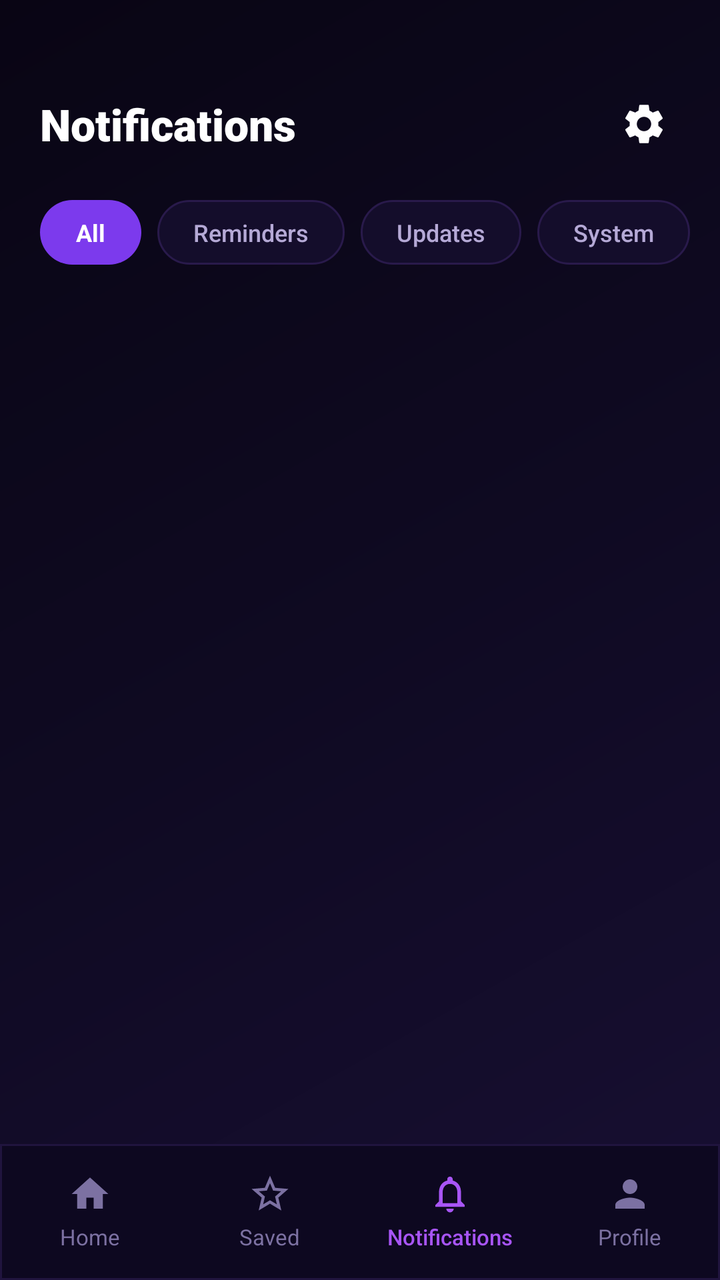
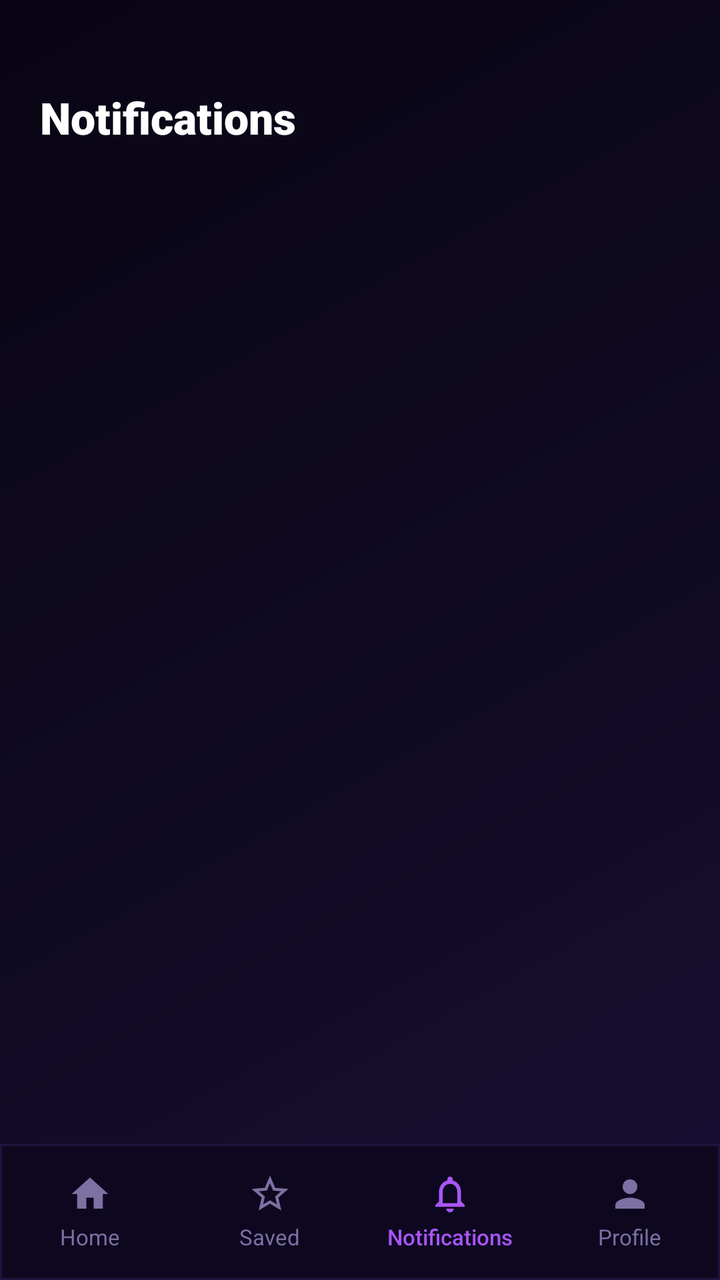

The first picture is an Android layout as it rendered before a commit; the second is the same layout after the commit. The layout source and the unified diff follow.
<!-- AndroidManifest.xml: application theme Theme.PaperPath -->
<!-- res/layout/activity_notifications.xml -->
<?xml version="1.0" encoding="utf-8"?>
<androidx.constraintlayout.widget.ConstraintLayout xmlns:android="http://schemas.android.com/apk/res/android"
    xmlns:app="http://schemas.android.com/apk/res-auto"
    xmlns:tools="http://schemas.android.com/tools"
    android:id="@+id/notificationsRoot"
    android:layout_width="match_parent"
    android:layout_height="match_parent"
    android:background="@drawable/bg_dark_gradient">

    
    <androidx.constraintlayout.widget.ConstraintLayout
        android:id="@+id/layoutNotifTopBar"
        android:layout_width="match_parent"
        android:layout_height="wrap_content"
        android:paddingStart="20dp"
        android:paddingTop="44dp"
        android:paddingEnd="20dp"
        android:paddingBottom="12dp"
        app:layout_constraintEnd_toEndOf="parent"
        app:layout_constraintStart_toStartOf="parent"
        app:layout_constraintTop_toTopOf="parent">

        <TextView
            android:id="@+id/tvNotifHeaderTitle"
            android:layout_width="wrap_content"
            android:layout_height="wrap_content"
            android:fontFamily="sans-serif-black"
            android:text="@string/notifications_title"
            android:textColor="@color/text_white"
            android:textSize="22sp"
            android:textStyle="bold"
            app:layout_constraintBottom_toBottomOf="parent"
            app:layout_constraintStart_toStartOf="parent"
            app:layout_constraintTop_toTopOf="parent" />

        <ImageView
            android:id="@+id/btnNotifSettings"
            android:layout_width="36dp"
            android:layout_height="36dp"
            android:background="?attr/selectableItemBackgroundBorderless"
            android:contentDescription="@string/menu_settings"
            android:padding="6dp"
            android:src="@drawable/ic_settings"
            app:layout_constraintBottom_toBottomOf="parent"
            app:layout_constraintEnd_toEndOf="parent"
            app:layout_constraintTop_toTopOf="parent"
            app:tint="@color/text_white" />

    </androidx.constraintlayout.widget.ConstraintLayout>

    
    <HorizontalScrollView
        android:id="@+id/scrollNotifTabs"
        android:layout_width="match_parent"
        android:layout_height="wrap_content"
        android:clipToPadding="false"
        android:paddingStart="20dp"
        android:paddingTop="8dp"
        android:paddingEnd="20dp"
        android:paddingBottom="12dp"
        android:scrollbars="none"
        app:layout_constraintTop_toBottomOf="@+id/layoutNotifTopBar">

        <LinearLayout
            android:layout_width="wrap_content"
            android:layout_height="wrap_content"
            android:orientation="horizontal">

            <TextView
                android:id="@+id/tabNotifAll"
                android:layout_width="wrap_content"
                android:layout_height="wrap_content"
                android:background="@drawable/bg_tab_pill_active"
                android:clickable="true"
                android:focusable="true"
                android:fontFamily="sans-serif-bold"
                android:paddingStart="18dp"
                android:paddingTop="8dp"
                android:paddingEnd="18dp"
                android:paddingBottom="8dp"
                android:text="@string/cat_all"
                android:textColor="@color/text_white"
                android:textSize="12sp"
                android:textStyle="bold" />

            <TextView
                android:id="@+id/tabNotifReminders"
                android:layout_width="wrap_content"
                android:layout_height="wrap_content"
                android:layout_marginStart="8dp"
                android:background="@drawable/bg_tab_pill_inactive"
                android:clickable="true"
                android:focusable="true"
                android:fontFamily="sans-serif-medium"
                android:paddingStart="18dp"
                android:paddingTop="8dp"
                android:paddingEnd="18dp"
                android:paddingBottom="8dp"
                android:text="@string/tab_reminders"
                android:textColor="@color/text_secondary"
                android:textSize="12sp" />

            <TextView
                android:id="@+id/tabNotifUpdates"
                android:layout_width="wrap_content"
                android:layout_height="wrap_content"
                android:layout_marginStart="8dp"
                android:background="@drawable/bg_tab_pill_inactive"
                android:clickable="true"
                android:focusable="true"
                android:fontFamily="sans-serif-medium"
                android:paddingStart="18dp"
                android:paddingTop="8dp"
                android:paddingEnd="18dp"
                android:paddingBottom="8dp"
                android:text="@string/tab_updates"
                android:textColor="@color/text_secondary"
                android:textSize="12sp" />

            <TextView
                android:id="@+id/tabNotifSystem"
                android:layout_width="wrap_content"
                android:layout_height="wrap_content"
                android:layout_marginStart="8dp"
                android:background="@drawable/bg_tab_pill_inactive"
                android:clickable="true"
                android:focusable="true"
                android:fontFamily="sans-serif-medium"
                android:paddingStart="18dp"
                android:paddingTop="8dp"
                android:paddingEnd="18dp"
                android:paddingBottom="8dp"
                android:text="@string/tab_system"
                android:textColor="@color/text_secondary"
                android:textSize="12sp" />

        </LinearLayout>
    </HorizontalScrollView>

    
    <androidx.recyclerview.widget.RecyclerView
        android:id="@+id/rvNotifications"
        android:layout_width="match_parent"
        android:layout_height="0dp"
        android:clipToPadding="false"
        android:paddingStart="20dp"
        android:paddingTop="4dp"
        android:paddingEnd="20dp"
        android:paddingBottom="16dp"
        app:layout_constraintBottom_toTopOf="@+id/layoutBottomNavNotif"
        app:layout_constraintTop_toBottomOf="@+id/scrollNotifTabs"
        tools:listitem="@layout/item_notification" />

    
    <LinearLayout
        android:id="@+id/layoutBottomNavNotif"
        android:layout_width="match_parent"
        android:layout_height="68dp"
        android:background="@drawable/bg_bottom_nav"
        android:gravity="center_vertical"
        android:orientation="horizontal"
        app:layout_constraintBottom_toBottomOf="parent"
        app:layout_constraintEnd_toEndOf="parent"
        app:layout_constraintStart_toStartOf="parent">

        
        <LinearLayout
            android:id="@+id/navTabHome"
            android:layout_width="0dp"
            android:layout_height="match_parent"
            android:layout_weight="1"
            android:clickable="true"
            android:focusable="true"
            android:gravity="center"
            android:orientation="vertical">

            <ImageView
                android:layout_width="22dp"
                android:layout_height="22dp"
                android:contentDescription="@string/nav_tab_home"
                android:src="@drawable/ic_home"
                app:tint="@color/text_muted" />

            <TextView
                android:layout_width="wrap_content"
                android:layout_height="wrap_content"
                android:layout_marginTop="3dp"
                android:fontFamily="sans-serif"
                android:text="@string/nav_tab_home"
                android:textColor="@color/text_muted"
                android:textSize="11sp" />
        </LinearLayout>

        
        <LinearLayout
            android:id="@+id/navTabSaved"
            android:layout_width="0dp"
            android:layout_height="match_parent"
            android:layout_weight="1"
            android:clickable="true"
            android:focusable="true"
            android:gravity="center"
            android:orientation="vertical">

            <ImageView
                android:layout_width="22dp"
                android:layout_height="22dp"
                android:contentDescription="@string/nav_tab_saved"
                android:src="@drawable/ic_bookmark_star"
                app:tint="@color/text_muted" />

            <TextView
                android:layout_width="wrap_content"
                android:layout_height="wrap_content"
                android:layout_marginTop="3dp"
                android:fontFamily="sans-serif"
                android:text="@string/nav_tab_saved"
                android:textColor="@color/text_muted"
                android:textSize="11sp" />
        </LinearLayout>

        
        <LinearLayout
            android:id="@+id/navTabNotifications"
            android:layout_width="0dp"
            android:layout_height="match_parent"
            android:layout_weight="1"
            android:clickable="true"
            android:focusable="true"
            android:gravity="center"
            android:orientation="vertical">

            <ImageView
                android:layout_width="22dp"
                android:layout_height="22dp"
                android:contentDescription="@string/nav_tab_notifications"
                android:src="@drawable/ic_bell"
                app:tint="@color/gradient_purple_start" />

            <TextView
                android:layout_width="wrap_content"
                android:layout_height="wrap_content"
                android:layout_marginTop="3dp"
                android:fontFamily="sans-serif-medium"
                android:text="@string/nav_tab_notifications"
                android:textColor="@color/gradient_purple_start"
                android:textSize="11sp" />
        </LinearLayout>

        
        <LinearLayout
            android:id="@+id/navTabProfile"
            android:layout_width="0dp"
            android:layout_height="match_parent"
            android:layout_weight="1"
            android:clickable="true"
            android:focusable="true"
            android:gravity="center"
            android:orientation="vertical">

            <ImageView
                android:layout_width="22dp"
                android:layout_height="22dp"
                android:contentDescription="@string/nav_tab_profile"
                android:src="@drawable/ic_user"
                app:tint="@color/text_muted" />

            <TextView
                android:layout_width="wrap_content"
                android:layout_height="wrap_content"
                android:layout_marginTop="3dp"
                android:fontFamily="sans-serif"
                android:text="@string/nav_tab_profile"
                android:textColor="@color/text_muted"
                android:textSize="11sp" />
        </LinearLayout>

    </LinearLayout>

</androidx.constraintlayout.widget.ConstraintLayout>
<!-- res/layout/item_notification.xml (included above) -->
<?xml version="1.0" encoding="utf-8"?>
<com.google.android.material.card.MaterialCardView xmlns:android="http://schemas.android.com/apk/res/android"
    xmlns:app="http://schemas.android.com/apk/res-auto"
    xmlns:tools="http://schemas.android.com/tools"
    android:id="@+id/cardNotification"
    android:layout_width="match_parent"
    android:layout_height="wrap_content"
    android:layout_marginBottom="12dp"
    android:clickable="true"
    android:focusable="true"
    app:cardBackgroundColor="@color/bg_card_dark"
    app:cardCornerRadius="16dp"
    app:cardElevation="0dp"
    app:strokeColor="@color/stroke_card"
    app:strokeWidth="1dp">

    <androidx.constraintlayout.widget.ConstraintLayout
        android:layout_width="match_parent"
        android:layout_height="wrap_content"
        android:padding="14dp">

        
        <FrameLayout
            android:id="@+id/layoutNotifIconBg"
            android:layout_width="40dp"
            android:layout_height="40dp"
            android:background="@drawable/bg_circle_purple"
            app:layout_constraintStart_toStartOf="parent"
            app:layout_constraintTop_toTopOf="parent">

            <ImageView
                android:id="@+id/ivNotifIcon"
                android:layout_width="20dp"
                android:layout_height="20dp"
                android:layout_gravity="center"
                android:contentDescription="@null"
                android:src="@drawable/ic_speaker"
                app:tint="@color/text_white" />
        </FrameLayout>

        
        <TextView
            android:id="@+id/tvNotifTitle"
            android:layout_width="0dp"
            android:layout_height="wrap_content"
            android:layout_marginStart="14dp"
            android:layout_marginEnd="8dp"
            android:fontFamily="sans-serif-bold"
            android:text="New Conference Posted"
            android:textColor="@color/text_white"
            android:textSize="14sp"
            android:textStyle="bold"
            app:layout_constraintEnd_toStartOf="@+id/ivNotifChevron"
            app:layout_constraintStart_toEndOf="@+id/layoutNotifIconBg"
            app:layout_constraintTop_toTopOf="@+id/layoutNotifIconBg" />

        
        <TextView
            android:id="@+id/tvNotifMessage"
            android:layout_width="0dp"
            android:layout_height="wrap_content"
            android:layout_marginTop="4dp"
            android:fontFamily="sans-serif"
            android:lineSpacingExtra="2dp"
            android:text="ICLR 2026 is now available on SmartCFP."
            android:textColor="@color/text_secondary"
            android:textSize="12sp"
            app:layout_constraintEnd_toStartOf="@+id/ivNotifChevron"
            app:layout_constraintStart_toStartOf="@+id/tvNotifTitle"
            app:layout_constraintTop_toBottomOf="@+id/tvNotifTitle" />

        
        <TextView
            android:id="@+id/tvNotifTime"
            android:layout_width="0dp"
            android:layout_height="wrap_content"
            android:layout_marginTop="6dp"
            android:fontFamily="sans-serif"
            android:text="2 hours ago"
            android:textColor="@color/text_muted"
            android:textSize="11sp"
            app:layout_constraintEnd_toStartOf="@+id/ivNotifChevron"
            app:layout_constraintStart_toStartOf="@+id/tvNotifTitle"
            app:layout_constraintTop_toBottomOf="@+id/tvNotifMessage" />

        
        <ImageView
            android:id="@+id/ivNotifChevron"
            android:layout_width="20dp"
            android:layout_height="20dp"
            android:contentDescription="@null"
            android:src="@drawable/ic_chevron_right"
            app:layout_constraintBottom_toBottomOf="parent"
            app:layout_constraintEnd_toEndOf="parent"
            app:layout_constraintTop_toTopOf="parent"
            app:tint="@color/text_muted" />

    </androidx.constraintlayout.widget.ConstraintLayout>

</com.google.android.material.card.MaterialCardView>
<!-- resources referenced by this layout -->
<resources>
  <color name="bg_card_dark">#16102E</color>
  <color name="gradient_purple_start">#A855F7</color>
  <color name="stroke_card">#2B1F4F</color>
  <color name="text_muted">#7C71A2</color>
  <color name="text_secondary">#B5A9D6</color>
  <color name="text_white">#FFFFFF</color>
  <!-- drawable bg_bottom_nav (drawable) -->
  <?xml version="1.0" encoding="utf-8"?>
  <shape xmlns:android="http://schemas.android.com/apk/res/android"
      android:shape="rectangle">
      <solid android:color="#0D0820" />
      <stroke
          android:width="1dp"
          android:color="#20143E" />
  </shape>
  <!-- drawable bg_circle_purple (drawable) -->
  <?xml version="1.0" encoding="utf-8"?>
  <shape xmlns:android="http://schemas.android.com/apk/res/android"
      android:shape="oval">
      <solid android:color="#2C1554" />
      <stroke
          android:width="1.2dp"
          android:color="#5B2E9E" />
  </shape>
  <!-- drawable bg_dark_gradient (drawable) -->
  <?xml version="1.0" encoding="utf-8"?>
  <shape xmlns:android="http://schemas.android.com/apk/res/android">
      <gradient
          android:angle="135"
          android:startColor="#180F33"
          android:centerColor="#0F0A22"
          android:endColor="#090514"
          android:type="linear" />
  </shape>
  <!-- drawable bg_tab_pill_active (drawable) -->
  <?xml version="1.0" encoding="utf-8"?>
  <shape xmlns:android="http://schemas.android.com/apk/res/android"
      android:shape="rectangle">
      <solid android:color="#7C3AED" />
      <corners android:radius="20dp" />
  </shape>
  <!-- drawable bg_tab_pill_inactive (drawable) -->
  <?xml version="1.0" encoding="utf-8"?>
  <shape xmlns:android="http://schemas.android.com/apk/res/android"
      android:shape="rectangle">
      <solid android:color="#140D2B" />
      <stroke
          android:width="1dp"
          android:color="#291A4B" />
      <corners android:radius="20dp" />
  </shape>
  <!-- drawable ic_settings (drawable) -->
  <vector xmlns:android="http://schemas.android.com/apk/res/android"
      android:width="24dp"
      android:height="24dp"
      android:viewportWidth="24"
      android:viewportHeight="24">
      <path
          android:fillColor="@color/dark_blue_primary"
          android:pathData="M19.14,12.94c0.04,-0.3 0.06,-0.61 0.06,-0.94c0,-0.32 -0.02,-0.64 -0.07,-0.94l2.03,-1.58c0.18,-0.14 0.23,-0.41 0.12,-0.61l-1.92,-3.32c-0.12,-0.22 -0.37,-0.29 -0.59,-0.22l-2.39,0.96c-0.5,-0.38 -1.03,-0.7 -1.62,-0.94L14.4,2.81c-0.04,-0.24 -0.24,-0.41 -0.48,-0.41h-3.84c-0.24,0 -0.43,0.17 -0.47,0.41L9.25,5.35C8.66,5.59 8.12,5.92 7.63,6.29L5.24,5.33c-0.22,-0.08 -0.47,0 -0.59,0.22L2.74,8.87c-0.12,0.21 -0.08,0.47 0.12,0.61l2.03,1.58c-0.05,0.3 -0.09,0.63 -0.09,0.94s0.02,0.64 0.07,0.94l-2.03,1.58c-0.18,0.14 -0.23,0.41 -0.12,0.61l1.92,3.32c0.12,0.22 0.37,0.29 0.59,0.22l2.39,-0.96c0.5,0.38 1.03,0.7 1.62,0.94l0.36,2.54c0.05,0.24 0.24,0.41 0.48,0.41h3.84c0.24,0 0.44,-0.17 0.47,-0.41l0.36,-2.54c0.59,-0.24 1.13,-0.56 1.62,-0.94l2.39,0.96c0.22,0.08 0.47,0 0.59,-0.22l1.92,-3.32c0.12,-0.22 0.07,-0.47 -0.12,-0.61L19.14,12.94z M12,15.6c-1.98,0 -3.6,-1.62 -3.6,-3.6s1.62,-3.6 3.6,-3.6s3.6,1.62 3.6,3.6S13.98,15.6 12,15.6z" />
  </vector>
  <string name="cat_all">All</string>
  <string name="menu_settings">Settings</string>
  <string name="nav_tab_home">Home</string>
  <string name="nav_tab_notifications">Notifications</string>
  <string name="nav_tab_profile">Profile</string>
  <string name="nav_tab_saved">Saved</string>
  <string name="notifications_title">Notifications</string>
  <string name="tab_reminders">Reminders</string>
  <string name="tab_system">System</string>
  <string name="tab_updates">Updates</string>
  <style name="Theme.PaperPath" parent="Base.Theme.PaperPath" />
  <color name="dark_blue_primary">#090514</color>
  <color name="accent_electric_purple">#9333EA</color>
  <color name="gradient_blue_end">#3B82F6</color>
  <color name="accent_vibrant_blue">#2563EB</color>
  <color name="bg_space_dark">#090514</color>
  <color name="bg_bottom_nav">#0D0820</color>
  <!-- unchanged entries left out for length: 7 -->
</resources>

<!-- the commit's change to res/layout/activity_notifications.xml (unified diff, before → after) -->
@@ -33,19 +33,6 @@
             app:layout_constraintStart_toStartOf="parent"
             app:layout_constraintTop_toTopOf="parent" />
 
-        <ImageView
-            android:id="@+id/btnNotifSettings"
-            android:layout_width="36dp"
-            android:layout_height="36dp"
-            android:background="?attr/selectableItemBackgroundBorderless"
-            android:contentDescription="@string/menu_settings"
-            android:padding="6dp"
-            android:src="@drawable/ic_settings"
-            app:layout_constraintBottom_toBottomOf="parent"
-            app:layout_constraintEnd_toEndOf="parent"
-            app:layout_constraintTop_toTopOf="parent"
-            app:tint="@color/text_white" />
-
     </androidx.constraintlayout.widget.ConstraintLayout>
 
     
@@ -64,77 +51,7 @@
         <LinearLayout
             android:layout_width="wrap_content"
             android:layout_height="wrap_content"
-            android:orientation="horizontal">
-
-            <TextView
-                android:id="@+id/tabNotifAll"
-                android:layout_width="wrap_content"
-                android:layout_height="wrap_content"
-                android:background="@drawable/bg_tab_pill_active"
-                android:clickable="true"
-                android:focusable="true"
-                android:fontFamily="sans-serif-bold"
-                android:paddingStart="18dp"
-                android:paddingTop="8dp"
-                android:paddingEnd="18dp"
-                android:paddingBottom="8dp"
-                android:text="@string/cat_all"
-                android:textColor="@color/text_white"
-                android:textSize="12sp"
-                android:textStyle="bold" />
-
-            <TextView
-                android:id="@+id/tabNotifReminders"
-                android:layout_width="wrap_content"
-                android:layout_height="wrap_content"
-                android:layout_marginStart="8dp"
-                android:background="@drawable/bg_tab_pill_inactive"
-                android:clickable="true"
-                android:focusable="true"
-                android:fontFamily="sans-serif-medium"
-                android:paddingStart="18dp"
-                android:paddingTop="8dp"
-                android:paddingEnd="18dp"
-                android:paddingBottom="8dp"
-                android:text="@string/tab_reminders"
-                android:textColor="@color/text_secondary"
-                android:textSize="12sp" />
-
-            <TextView
-                android:id="@+id/tabNotifUpdates"
-                android:layout_width="wrap_content"
-                android:layout_height="wrap_content"
-                android:layout_marginStart="8dp"
-                android:background="@drawable/bg_tab_pill_inactive"
-                android:clickable="true"
-                android:focusable="true"
-                android:fontFamily="sans-serif-medium"
-                android:paddingStart="18dp"
-                android:paddingTop="8dp"
-                android:paddingEnd="18dp"
-                android:paddingBottom="8dp"
-                android:text="@string/tab_updates"
-                android:textColor="@color/text_secondary"
-                android:textSize="12sp" />
-
-            <TextView
-                android:id="@+id/tabNotifSystem"
-                android:layout_width="wrap_content"
-                android:layout_height="wrap_content"
-                android:layout_marginStart="8dp"
-                android:background="@drawable/bg_tab_pill_inactive"
-                android:clickable="true"
-                android:focusable="true"
-                android:fontFamily="sans-serif-medium"
-                android:paddingStart="18dp"
-                android:paddingTop="8dp"
-                android:paddingEnd="18dp"
-                android:paddingBottom="8dp"
-                android:text="@string/tab_system"
-                android:textColor="@color/text_secondary"
-                android:textSize="12sp" />
-
-        </LinearLayout>
+            android:orientation="horizontal"/>
     </HorizontalScrollView>
 
     
<!-- resource entries referenced after the edit -->
@@ -34,45 +34,12 @@
           android:endColor="#090514"
           android:type="linear" />
   </shape>
-  <!-- drawable bg_tab_pill_active (drawable) -->
-  <?xml version="1.0" encoding="utf-8"?>
-  <shape xmlns:android="http://schemas.android.com/apk/res/android"
-      android:shape="rectangle">
-      <solid android:color="#7C3AED" />
-      <corners android:radius="20dp" />
-  </shape>
-  <!-- drawable bg_tab_pill_inactive (drawable) -->
-  <?xml version="1.0" encoding="utf-8"?>
-  <shape xmlns:android="http://schemas.android.com/apk/res/android"
-      android:shape="rectangle">
-      <solid android:color="#140D2B" />
-      <stroke
-          android:width="1dp"
-          android:color="#291A4B" />
-      <corners android:radius="20dp" />
-  </shape>
-  <!-- drawable ic_settings (drawable) -->
-  <vector xmlns:android="http://schemas.android.com/apk/res/android"
-      android:width="24dp"
-      android:height="24dp"
-      android:viewportWidth="24"
-      android:viewportHeight="24">
-      <path
-          android:fillColor="@color/dark_blue_primary"
-          android:pathData="M19.14,12.94c0.04,-0.3 0.06,-0.61 0.06,-0.94c0,-0.32 -0.02,-0.64 -0.07,-0.94l2.03,-1.58c0.18,-0.14 0.23,-0.41 0.12,-0.61l-1.92,-3.32c-0.12,-0.22 -0.37,-0.29 -0.59,-0.22l-2.39,0.96c-0.5,-0.38 -1.03,-0.7 -1.62,-0.94L14.4,2.81c-0.04,-0.24 -0.24,-0.41 -0.48,-0.41h-3.84c-0.24,0 -0.43,0.17 -0.47,0.41L9.25,5.35C8.66,5.59 8.12,5.92 7.63,6.29L5.24,5.33c-0.22,-0.08 -0.47,0 -0.59,0.22L2.74,8.87c-0.12,0.21 -0.08,0.47 0.12,0.61l2.03,1.58c-0.05,0.3 -0.09,0.63 -0.09,0.94s0.02,0.64 0.07,0.94l-2.03,1.58c-0.18,0.14 -0.23,0.41 -0.12,0.61l1.92,3.32c0.12,0.22 0.37,0.29 0.59,0.22l2.39,-0.96c0.5,0.38 1.03,0.7 1.62,0.94l0.36,2.54c0.05,0.24 0.24,0.41 0.48,0.41h3.84c0.24,0 0.44,-0.17 0.47,-0.41l0.36,-2.54c0.59,-0.24 1.13,-0.56 1.62,-0.94l2.39,0.96c0.22,0.08 0.47,0 0.59,-0.22l1.92,-3.32c0.12,-0.22 0.07,-0.47 -0.12,-0.61L19.14,12.94z M12,15.6c-1.98,0 -3.6,-1.62 -3.6,-3.6s1.62,-3.6 3.6,-3.6s3.6,1.62 3.6,3.6S13.98,15.6 12,15.6z" />
-  </vector>
-  <string name="cat_all">All</string>
-  <string name="menu_settings">Settings</string>
   <string name="nav_tab_home">Home</string>
   <string name="nav_tab_notifications">Notifications</string>
   <string name="nav_tab_profile">Profile</string>
   <string name="nav_tab_saved">Saved</string>
   <string name="notifications_title">Notifications</string>
-  <string name="tab_reminders">Reminders</string>
-  <string name="tab_system">System</string>
-  <string name="tab_updates">Updates</string>
   <style name="Theme.PaperPath" parent="Base.Theme.PaperPath" />
-  <color name="dark_blue_primary">#090514</color>
   <color name="accent_electric_purple">#9333EA</color>
   <color name="gradient_blue_end">#3B82F6</color>
   <color name="accent_vibrant_blue">#2563EB</color>
